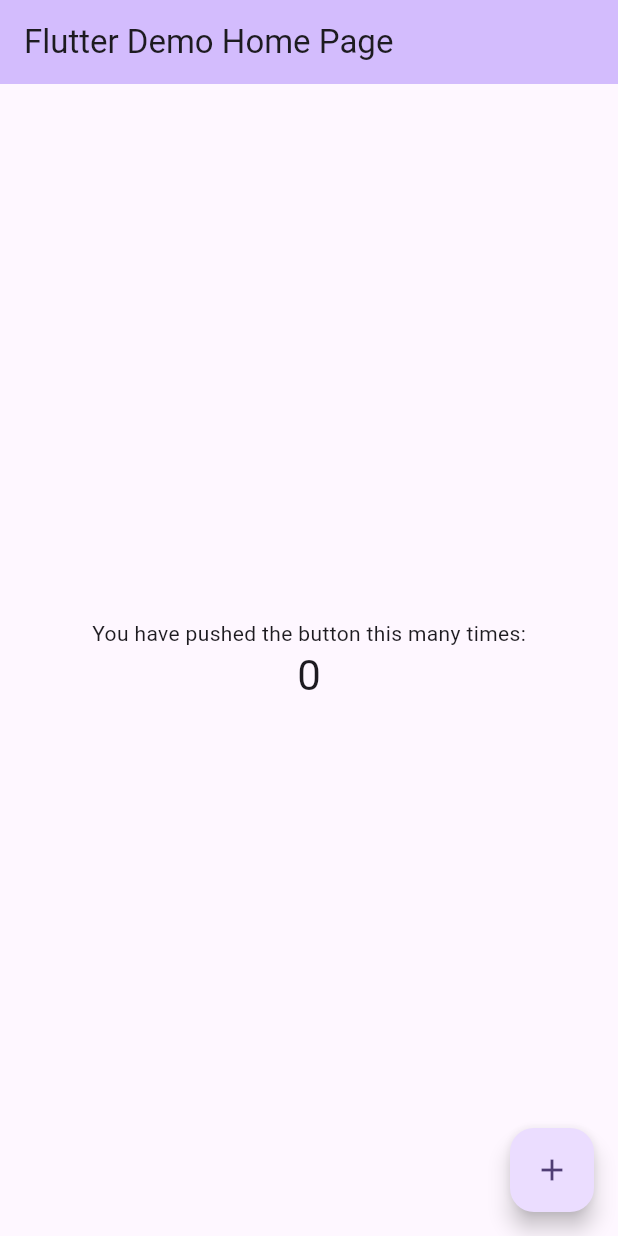
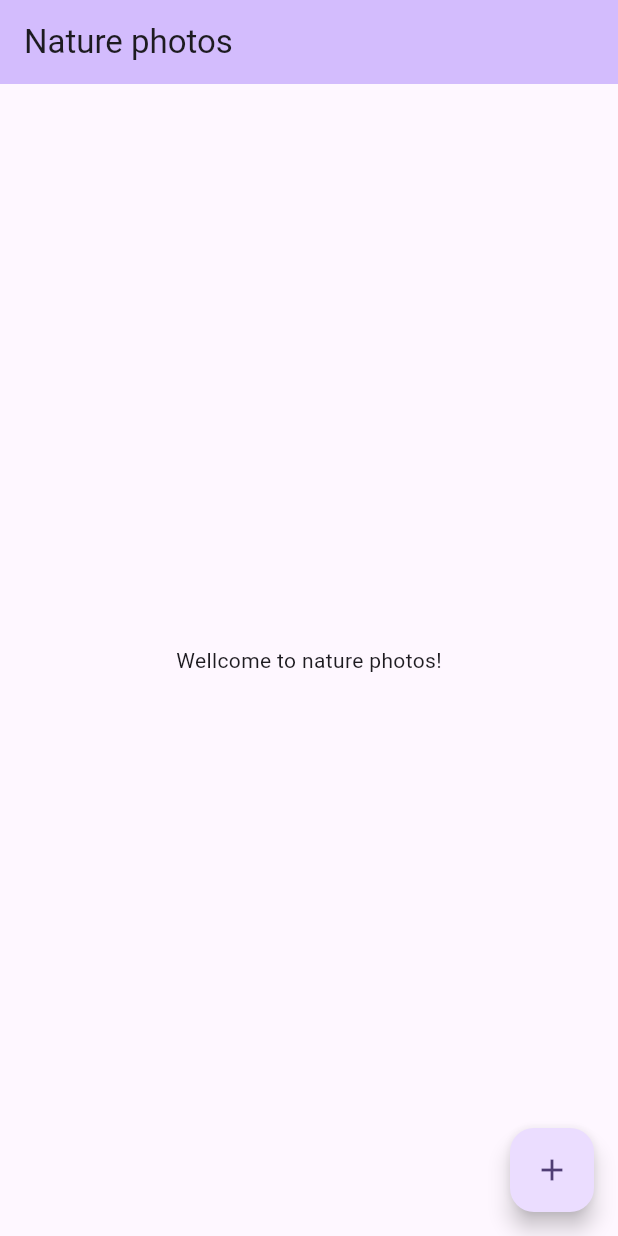
Before and after one commit to zorrokid/nature-photos, a Flutter app: the screen it shows after launch, on a phone screen of 412 x 824 dp. Run offline on Flutter 3.47's test engine with Material 2 defaults, Android fonts, the light colour scheme and no system bars; our stand-ins replace equatable, firebase_auth, firebase_core, flutter_bloc; accounts and stored records are empty.

Commit message:
Add user bloc and cleanup widgets

```diff
--- /dev/null
+++ b/lib/bloc/user/user_event.dart
@@ -0,0 +1,12 @@
+import 'package:equatable/equatable.dart';
+
+abstract class UserEvent extends Equatable {
+  const UserEvent();
+}
+
+class InitializeUserState extends UserEvent {
+  const InitializeUserState();
+
+  @override
+  List<Object> get props => [];
+}
--- /dev/null
+++ b/lib/bloc/user/user_state.dart
@@ -0,0 +1,26 @@
+import 'package:equatable/equatable.dart';
+import 'package:firebase_auth/firebase_auth.dart';
+import 'package:nature_photos/bloc/user/user_status.dart';
+
+class UserState extends Equatable {
+  const UserState({
+    this.status = UserStatus.loggedOut,
+    this.user,
+  });
+
+  final UserStatus status;
+  final User? user;
+
+  UserState copyWith({
+    UserStatus? status,
+    User? user,
+  }) {
+    return UserState(
+      status: status ?? this.status,
+      user: user ?? this.user,
+    );
+  }
+
+  @override
+  List<Object?> get props => [status, user];
+}
--- /dev/null
+++ b/lib/bloc/user/user_status.dart
@@ -0,0 +1,4 @@
+enum UserStatus {
+  loggedIn,
+  loggedOut,
+}
--- a/lib/main.dart
+++ b/lib/main.dart
@@ -1,6 +1,8 @@
 import 'package:firebase_core/firebase_core.dart';
 import 'package:flutter/material.dart';
+import 'package:flutter_bloc/flutter_bloc.dart';
 
+import 'bloc/user/user_bloc.dart';
 import 'firebase_options.dart';
 
 void main() async {
@@ -14,119 +16,53 @@ void main() async {
 class MyApp extends StatelessWidget {
   const MyApp({super.key});
 
-  // This widget is the root of your application.
   @override
   Widget build(BuildContext context) {
-    return MaterialApp(
-      title: 'Flutter Demo',
-      theme: ThemeData(
-        // This is the theme of your application.
-        //
-        // TRY THIS: Try running your application with "flutter run". You'll see
-        // the application has a blue toolbar. Then, without quitting the app,
-        // try changing the seedColor in the colorScheme below to Colors.green
-        // and then invoke "hot reload" (save your changes or press the "hot
-        // reload" button in a Flutter-supported IDE, or press "r" if you used
-        // the command line to start the app).
-        //
-        // Notice that the counter didn't reset back to zero; the application
-        // state is not lost during the reload. To reset the state, use hot
-        // restart instead.
-        //
-        // This works for code too, not just values: Most code changes can be
-        // tested with just a hot reload.
-        colorScheme: ColorScheme.fromSeed(seedColor: Colors.deepPurple),
-        useMaterial3: true,
+    return MultiBlocProvider(
+      providers: [
+        BlocProvider<UserBloc>(
+          create: (_) => UserBloc(),
+        ),
+      ],
+      child: MaterialApp(
+        title: 'Nature photos',
+        theme: ThemeData(
+          colorScheme: ColorScheme.fromSeed(seedColor: Colors.deepPurple),
+          useMaterial3: true,
+        ),
+        home: const StartPage(),
       ),
-      home: const MyHomePage(title: 'Flutter Demo Home Page'),
     );
   }
 }
 
-class MyHomePage extends StatefulWidget {
-  const MyHomePage({super.key, required this.title});
+class StartPage extends StatelessWidget {
+  const StartPage({super.key});
 
-  // This widget is the home page of your application. It is stateful, meaning
-  // that it has a State object (defined below) that contains fields that affect
-  // how it looks.
-
-  // This class is the configuration for the state. It holds the values (in this
-  // case the title) provided by the parent (in this case the App widget) and
-  // used by the build method of the State. Fields in a Widget subclass are
-  // always marked "final".
-
-  final String title;
-
-  @override
-  State<MyHomePage> createState() => _MyHomePageState();
-}
-
-class _MyHomePageState extends State<MyHomePage> {
-  int _counter = 0;
-
-  void _incrementCounter() {
-    setState(() {
-      // This call to setState tells the Flutter framework that something has
-      // changed in this State, which causes it to rerun the build method below
-      // so that the display can reflect the updated values. If we changed
-      // _counter without calling setState(), then the build method would not be
-      // called again, and so nothing would appear to happen.
-      _counter++;
-    });
-  }
+  void _addPhoto() => print('Add photo');
 
   @override
   Widget build(BuildContext context) {
-    // This method is rerun every time setState is called, for instance as done
-    // by the _incrementCounter method above.
-    //
-    // The Flutter framework has been optimized to make rerunning build methods
-    // fast, so that you can just rebuild anything that needs updating rather
-    // than having to individually change instances of widgets.
     return Scaffold(
       appBar: AppBar(
-        // TRY THIS: Try changing the color here to a specific color (to
-        // Colors.amber, perhaps?) and trigger a hot reload to see the AppBar
-        // change color while the other colors stay the same.
         backgroundColor: Theme.of(context).colorScheme.inversePrimary,
-        // Here we take the value from the MyHomePage object that was created by
-        // the App.build method, and use it to set our appbar title.
-        title: Text(widget.title),
+        title: const Text('Nature photos'),
       ),
-      body: Center(
-        // Center is a layout widget. It takes a single child and positions it
-        // in the middle of the parent.
+      body: const Center(
         child: Column(
-          // Column is also a layout widget. It takes a list of children and
-          // arranges them vertically. By default, it sizes itself to fit its
-          // children horizontally, and tries to be as tall as its parent.
-          //
-          // Column has various properties to control how it sizes itself and
-          // how it positions its children. Here we use mainAxisAlignment to
-          // center the children vertically; the main axis here is the vertical
-          // axis because Columns are vertical (the cross axis would be
-          // horizontal).
-          //
-          // TRY THIS: Invoke "debug painting" (choose the "Toggle Debug Paint"
-          // action in the IDE, or press "p" in the console), to see the
-          // wireframe for each widget.
           mainAxisAlignment: MainAxisAlignment.center,
           children: <Widget>[
-            const Text(
-              'You have pushed the button this many times:',
-            ),
             Text(
-              '$_counter',
-              style: Theme.of(context).textTheme.headlineMedium,
+              'Wellcome to nature photos!',
             ),
           ],
         ),
       ),
       floatingActionButton: FloatingActionButton(
-        onPressed: _incrementCounter,
-        tooltip: 'Increment',
+        onPressed: _addPhoto,
+        tooltip: 'Add photo',
         child: const Icon(Icons.add),
-      ), // This trailing comma makes auto-formatting nicer for build methods.
+      ),
     );
   }
 }
--- a/pubspec.yaml
+++ b/pubspec.yaml
@@ -37,6 +37,8 @@ dependencies:
   cupertino_icons: ^1.0.2
   firebase_core: ^2.15.0
   firebase_auth: ^4.7.2
+  flutter_bloc: ^8.1.3
+  equatable: ^2.0.5
 
 dev_dependencies:
   flutter_test:
```
Also changed, not shown: lib/bloc/user/user_bloc.dart (added, +42 -0 lines), pubspec.lock.
